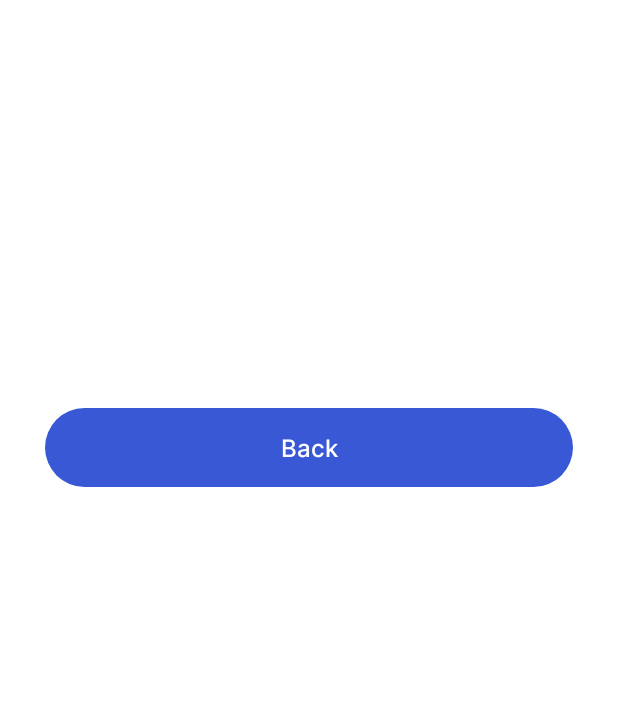
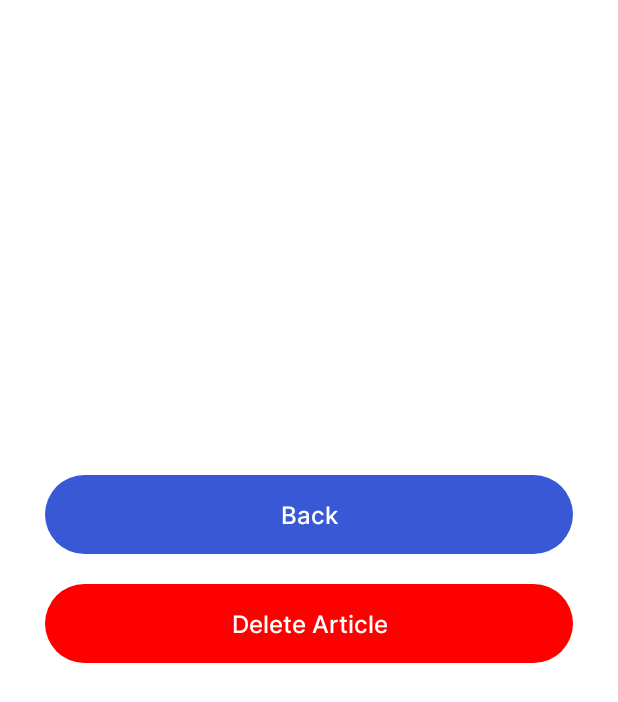
Before and after one commit to julesgaudet/ClothingSoftware, an Android app: the More screen opened directly, with no data from a screen before it, on a phone screen of 412 x 824 dp. Shown: the top 702 px of the screen. Run offline under Robolectric (Android 15) with nearby library versions, the phone set to English and light mode, and no system bars.

Commit message:
modifier du bold text

```diff
--- a/app/src/main/java/com/example/clothingsoftware/Activities/More.java
+++ b/app/src/main/java/com/example/clothingsoftware/Activities/More.java
@@ -26,6 +26,7 @@ public class More extends AppCompatActivity {
             String itemsPerSize = bundle.getString("itemsPerSize");
             ArrayList<String> colors = bundle.getStringArrayList("colors");
             String description = bundle.getString("description");
+            String brand = bundle.getString("brand");
 
             TextView titleTextView = findViewById(R.id.titleTextView);
             TextView priceTextView = findViewById(R.id.priceTextView);
@@ -33,7 +34,7 @@ public class More extends AppCompatActivity {
             TextView colorsTextView = findViewById(R.id.colorsTextView);
             Button buttonBack = findViewById(R.id.buttonBack);
             TextView descriptionTextView = findViewById(R.id.descriptionTextView);
-
+            TextView brandTextView = findViewById(R.id.brandTextView);
 
             titleTextView.setText(title);
             // Set bold for specific parts of text
@@ -43,6 +44,7 @@ public class More extends AppCompatActivity {
             }
             setBoldColorText(colorsTextView, "Color(s) (hexadecimal code): " + (colors != null ? String.join(", ", colors) : ""), "Color(s) (hexadecimal code)", ContextCompat.getColor(this, R.color.black));
             setBoldColorText(descriptionTextView, "Description: " + description, "Description",  ContextCompat.getColor(this, R.color.black));
+            setBoldColorText(brandTextView, "Brand: " + brand, "Brand", ContextCompat.getColor(this, R.color.black));
 
             buttonBack.setOnClickListener(new View.OnClickListener() {
                 @Override
--- a/app/src/main/java/com/example/clothingsoftware/Models/FeedModel.java
+++ b/app/src/main/java/com/example/clothingsoftware/Models/FeedModel.java
@@ -10,6 +10,7 @@ public class FeedModel {
     private List<String> imageUrls;
     private String description;
     private Map<String, Integer> itemsPerSize;
+    private String brand;
 
     public String getTitle() {
         return title;
@@ -19,6 +20,7 @@ public class FeedModel {
         return price;
     }
 
+    public String getBrand() { return brand; }
     public String getDescription() { return description; }
 
     public List<String> getColors() {
@@ -46,7 +48,9 @@ public class FeedModel {
     public void setItemsPerSize(Map<String, Integer> itemsPerSize) {
         this.itemsPerSize = itemsPerSize;
     }
-
+    public void setBrand(String brand) {
+        this.brand = brand;
+    }
     public Map<String, Integer> getItemsPerSize() {
         return itemsPerSize;
     }
--- a/app/src/main/res/layout/activity_more.xml
+++ b/app/src/main/res/layout/activity_more.xml
@@ -17,6 +17,15 @@
         android:textColor="@color/black"
         android:textSize="24sp"
         android:layout_marginTop="16dp"/>
+
+    <TextView
+        android:id="@+id/brandTextView"
+        android:layout_width="wrap_content"
+        android:layout_height="wrap_content"
+        android:fontFamily="@font/inter"
+        android:textColor="@color/black"
+        android:textSize="18sp"
+        android:layout_marginTop="20dp"/>
 
     <TextView
         android:id="@+id/priceTextView"
@@ -68,4 +77,18 @@
         android:textColor="@color/white"
         android:textSize="16sp" />
 
+    <androidx.appcompat.widget.AppCompatButton
+        android:id="@+id/buttonDelete"
+        style="?android:attr/borderlessButtonStyle"
+        android:layout_width="match_parent"
+        android:layout_height="wrap_content"
+        android:background="@drawable/signout_button"
+        android:layout_marginTop="20dp"
+        android:enabled="true"
+        android:fontFamily="@font/medium"
+        android:text="@string/Delete"
+        android:textAllCaps="false"
+        android:textColor="@color/white"
+        android:textSize="16sp" />
+
 </LinearLayout>
--- a/app/src/main/res/values/strings.xml
+++ b/app/src/main/res/values/strings.xml
@@ -145,4 +145,5 @@
         vestibulum. Fusce dictum libero quis erat maximus, vitae volutpat diam dignissim.
     </string>
     <string name="back">Back</string>
+    <string name="Delete">Delete Article</string>
 </resources>
```
Also changed, not shown: app/src/main/java/com/example/clothingsoftware/Activities/Account.java (+3 -4 lines), app/src/main/java/com/example/clothingsoftware/Fragments/Feed.java (+11 -0 lines).
